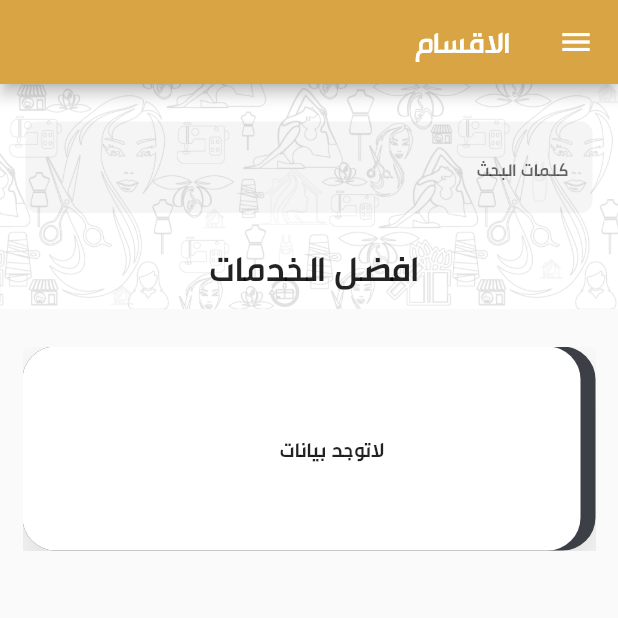
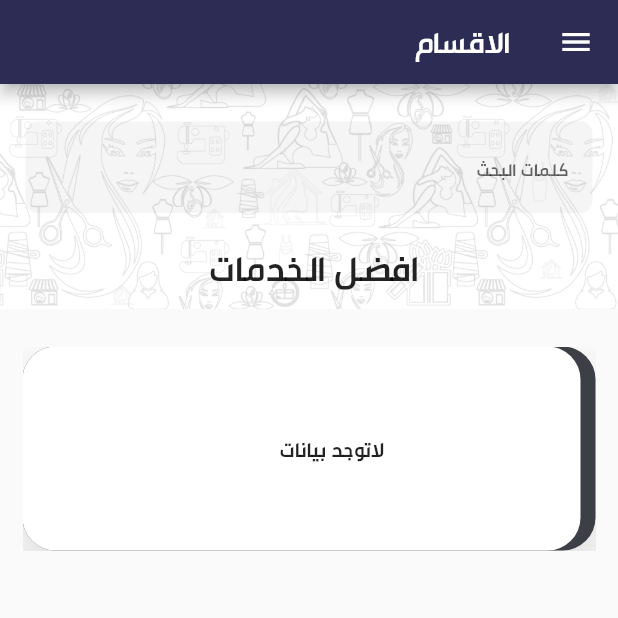
Before and after one commit to hissro/serivce_provider, a Flutter app: the Business screen opened directly with empty values, in the side drawer, after a tap on "خروج", on a phone screen of 412 x 824 dp, the top half of it. Run offline on Flutter 3.47's test engine with Material 2 defaults, Android fonts, the phone set to English and light mode, and no system bars; our stand-ins replace cached_network_image, curved_navigation_bar, flutter_rating_bar, flutter_spinkit, flutter_svg, get and 3 more; missing offline and left inert: custom_info_window; accounts and stored records are empty; network calls fail; project files that could hold a hidden picture were left out.

Commit message:
Test App One

```diff
--- a/lib/Business/Business.dart
+++ b/lib/Business/Business.dart
@@ -252,12 +252,13 @@ class _BusinessState extends State<Business>
     return DefaultTabController(
       length: 2,
       child: Scaffold(
+
         appBar: AppBar(
-
+          backgroundColor: kSecondaryColor,
           bottom: const TabBar(
             labelColor: Colors.white,
-            unselectedLabelColor: Colors.black,
-            indicatorColor: Colors.teal,
+            unselectedLabelColor: Colors.white,
+            indicatorColor: kBlueColor,
             tabs: [
               Tab(
                 icon: Icon(Icons.menu),
--- a/lib/Utilities/Config.dart
+++ b/lib/Utilities/Config.dart
@@ -5,7 +5,7 @@ class Config
 
   static var API_V = "api";
   // static var BASE_URL = "https://eleqanza.com/apps/" ;
-  static var BASE_URL = "http://192.168.0.133/serviceprovider/" ;
+  static var BASE_URL = "http://192.168.0.106/serviceprovider/" ;
 
   static var CATEGORY_LIST = BASE_URL +API_V+ "/get_categories";
   static var BUSINESS_LIST = BASE_URL +API_V+ "/get_business";
--- a/lib/Utilities/constants.dart
+++ b/lib/Utilities/constants.dart
@@ -2,9 +2,10 @@ import 'package:flutter/material.dart';
 
 
 
-const kPrimaryColor = Color(0xFFd9a444);
-const kPrimaryLightColor = Color(0xFFf4f4eb);
-const kSecondaryColor = Color(0xFFf1d826);
+// const kPrimaryColor = Color(0xFFd9a444);
+const kPrimaryColor = Color(0xFF2c2c54);
+const kPrimaryLightColor = Color(0xFF706fd3);
+const kSecondaryColor = Color(0xFF40407a);
 const kTextLightColor = Color(0xFF9A9BB2);
 const GrayColor = Color(0xFF9A9BB2);
 const KBlack = Colors.black;
```
Also changed, not shown: 2 other files.
